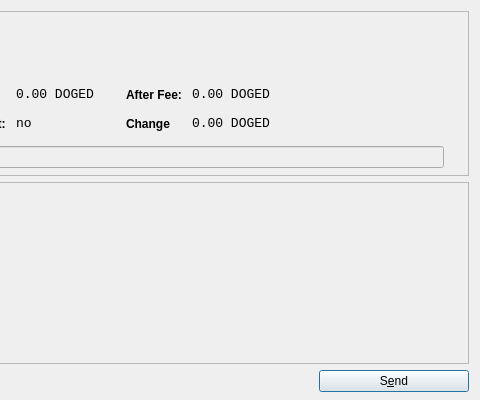
Qt form src/qt/forms/sendcoinsdialog.ui (doged/dogedsource) before a commit; both pictures show x 370 to 850 and y 0 to 400 of the 850 by 400 pixel window.
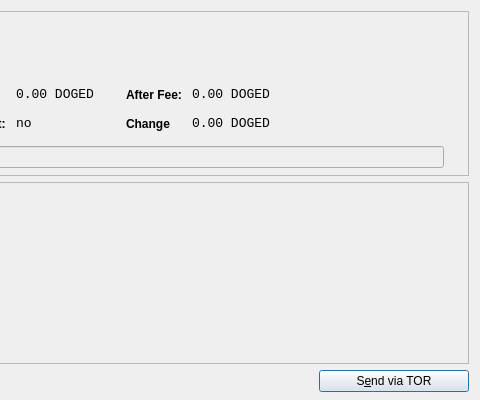
The same form after that commit. Icons and pictures are not drawn.

Patch:
```diff
--- a/src/qt/forms/sendcoinsdialog.ui
+++ b/src/qt/forms/sendcoinsdialog.ui
@@ -766,7 +766,7 @@
         <string>Confirm the send action</string>
        </property>
        <property name="text">
-        <string>S&amp;end</string>
+        <string>S&amp;end via TOR</string>
        </property>
        <property name="icon">
         <iconset resource="../bitcoin.qrc">
```
